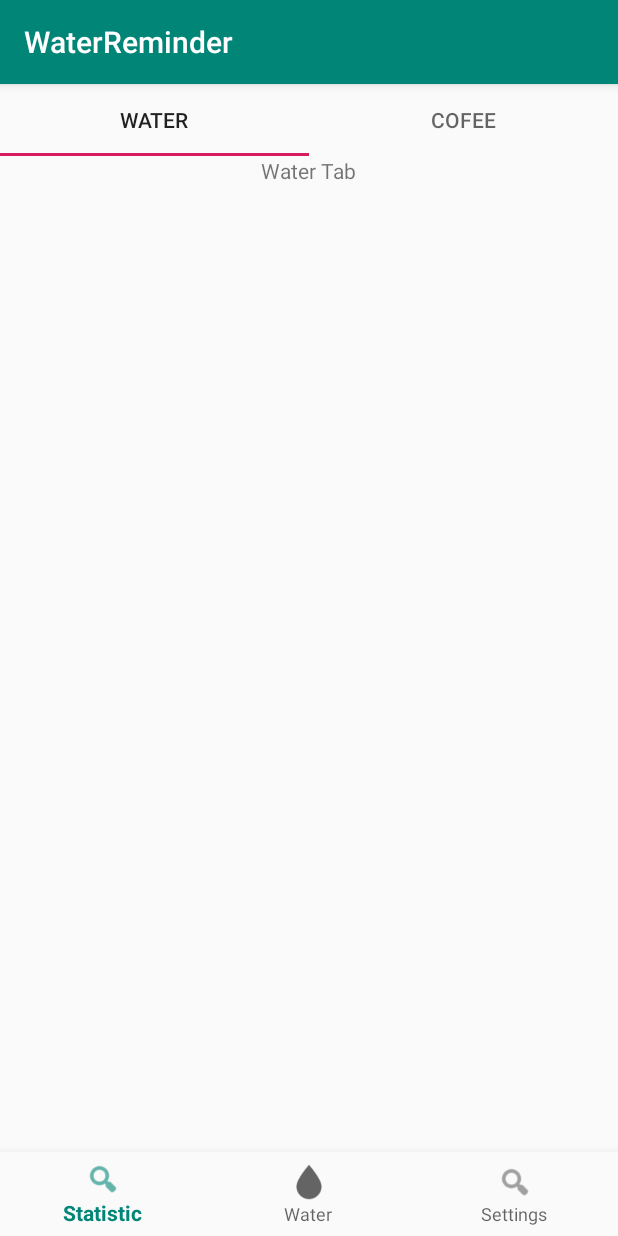
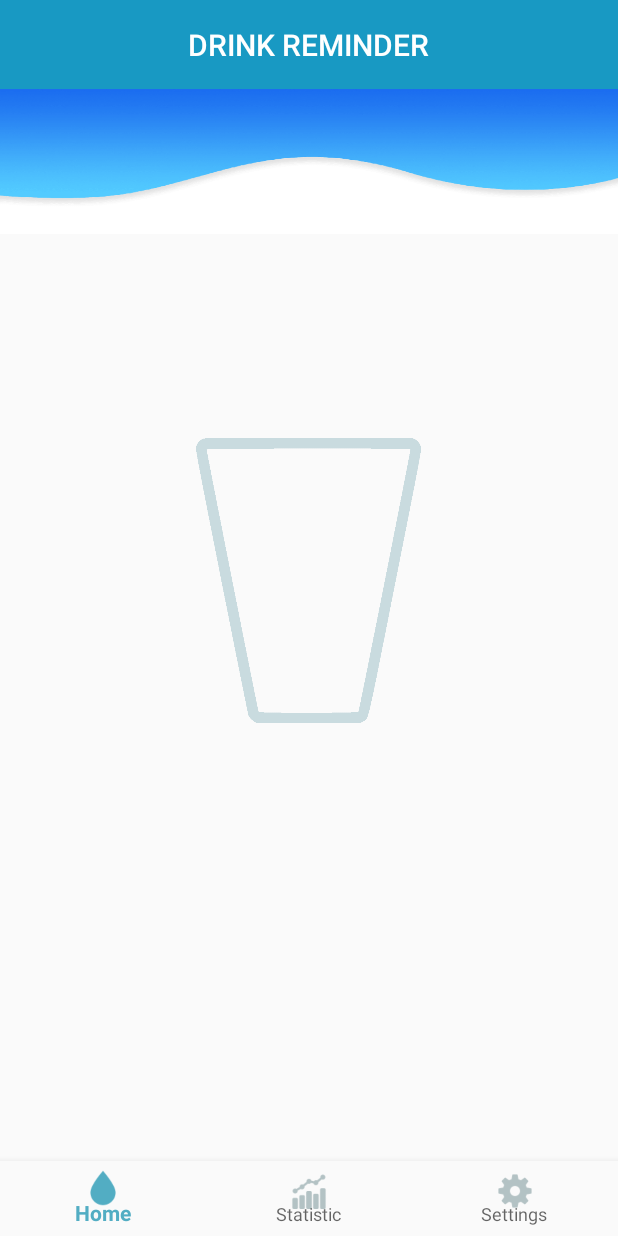
Before and after one commit to senasolmaz/WaterReminder, an Android app: the screen it shows after launch (MainActivity), on a phone screen of 412 x 824 dp. Run offline under Robolectric (Android 15) with nearby library versions, the phone set to English and light mode, and no system bars.

Commit message:
water fragment design

```diff
--- a/app/src/main/java/com/senas/waterreminder/Adapters/PageAdapter.kt
+++ /dev/null
@@ -1,38 +0,0 @@
-package com.senas.waterreminder.Adapters
-
-import androidx.fragment.app.Fragment
-import androidx.fragment.app.FragmentManager
-import androidx.fragment.app.FragmentPagerAdapter
-import com.senas.waterreminder.MainFragments.SettingsFragment
-import com.senas.waterreminder.MainFragments.StatisticFragment
-import com.senas.waterreminder.MainFragments.WaterFragment
-import com.senas.waterreminder.WaterFragments.TabCoffeeFragment
-import com.senas.waterreminder.WaterFragments.TabWaterFragment
-
-class PageAdapter(fragmentManager: FragmentManager): FragmentPagerAdapter(fragmentManager) {
-
-    override fun getItem(position: Int): Fragment {
-        return when (position) {
-            0 -> {
-                TabWaterFragment()
-            }
-
-            else -> {
-                return TabCoffeeFragment()
-            }
-        }
-    }
-
-    override fun getCount(): Int {
-        return 2
-    }
-
-    override fun getPageTitle(position: Int): CharSequence {
-        return when (position) {
-            0 -> "Water"
-            else -> {
-                return "Cofee"
-            }
-        }
-    }
-}
--- a/app/src/main/java/com/senas/waterreminder/MainFragments/WaterFragment.kt
+++ b/app/src/main/java/com/senas/waterreminder/MainFragments/WaterFragment.kt
@@ -5,10 +5,8 @@ import android.view.LayoutInflater
 import android.view.View
 import android.view.ViewGroup
 import androidx.fragment.app.Fragment
-import androidx.viewpager.widget.PagerAdapter
 import androidx.viewpager.widget.ViewPager
 import com.google.android.material.tabs.TabLayout
-import com.senas.waterreminder.Adapters.PageAdapter
 import com.senas.waterreminder.R
 
 class WaterFragment: Fragment() {
@@ -20,12 +18,7 @@ class WaterFragment: Fragment() {
                               savedInstanceState: Bundle?): View? {
         // Inflate the layout for this fragment
         val view: View = inflater.inflate(R.layout.fragment_water, container, false)
-        viewPager = view.findViewById(R.id.viewpager_main)
-        tabLayout = view.findViewById(R.id.tabs_main)
 
-        val fragmentAdapter = PageAdapter(childFragmentManager)
-        viewPager.adapter = fragmentAdapter
-        tabLayout.setupWithViewPager(viewPager)
 
         return view
     }
--- a/app/src/main/java/com/senas/waterreminder/WaterFragments/TabCoffeeFragment.kt
+++ /dev/null
@@ -1,18 +0,0 @@
-package com.senas.waterreminder.WaterFragments
-
-import android.os.Bundle
-import android.view.LayoutInflater
-import android.view.View
-import android.view.ViewGroup
-import androidx.fragment.app.Fragment
-import com.senas.waterreminder.R
-
-class TabCoffeeFragment: Fragment() {
-
-    override fun onCreateView(inflater: LayoutInflater, container: ViewGroup?,
-                              savedInstanceState: Bundle?): View? {
-        // Inflate the layout for this fragment
-        return inflater.inflate(R.layout.tab_fragment_coffee, container, false)
-    }
-
-}
--- a/app/src/main/java/com/senas/waterreminder/WaterFragments/TabWaterFragment.kt
+++ /dev/null
@@ -1,19 +0,0 @@
-package com.senas.waterreminder.WaterFragments
-
-import android.os.Bundle
-import android.view.LayoutInflater
-import android.view.View
-import android.view.ViewGroup
-import androidx.fragment.app.Fragment
-import com.senas.waterreminder.R
-
-class TabWaterFragment: Fragment() {
-
-
-    override fun onCreateView(inflater: LayoutInflater, container: ViewGroup?,
-                              savedInstanceState: Bundle?): View? {
-        // Inflate the layout for this fragment
-        return inflater.inflate(R.layout.tab_fragment_water, container, false)
-    }
-
-}
--- /dev/null
+++ b/app/src/main/res/drawable/bottom_navigation_selector.xml
@@ -0,0 +1,6 @@
+<?xml version="1.0" encoding="utf-8"?>
+<selector xmlns:android="http://schemas.android.com/apk/res/android">
+    <item android:color="#52adc3"
+        android:state_checked="true" />
+    <item android:color="#B3C2C4" />
+</selector>
--- a/app/src/main/res/layout/activity_main.xml
+++ b/app/src/main/res/layout/activity_main.xml
@@ -6,6 +6,7 @@
     android:layout_width="match_parent"
     android:layout_height="match_parent"
     android:orientation="vertical">
+
 
     <FrameLayout
         android:id="@+id/content"
@@ -17,8 +18,9 @@
     <com.google.android.material.bottomnavigation.BottomNavigationView
         android:id="@+id/navigation"
         android:layout_width="match_parent"
-        android:layout_height="wrap_content"
+        android:layout_height="50dp"
         android:layout_gravity="bottom"
+        app:itemIconTint="@drawable/bottom_navigation_selector"
         android:background="?android:attr/windowBackground"
         app:menu="@menu/navigation" />
 
--- a/app/src/main/res/layout/fragment_water.xml
+++ b/app/src/main/res/layout/fragment_water.xml
@@ -1,21 +1,49 @@
 <?xml version="1.0" encoding="utf-8"?>
-<androidx.constraintlayout.widget.ConstraintLayout xmlns:android="http://schemas.android.com/apk/res/android"
+<RelativeLayout xmlns:android="http://schemas.android.com/apk/res/android"
     xmlns:app="http://schemas.android.com/apk/res-auto"
     xmlns:tools="http://schemas.android.com/tools"
     android:layout_width="match_parent"
     android:layout_height="match_parent">
 
-    <com.google.android.material.tabs.TabLayout
-        android:id="@+id/tabs_main"
+    <ImageView
+        android:layout_width="match_parent"
+        android:layout_height="100dp"
+        android:background="@drawable/blue_wave"
+        android:layout_below="@+id/titleBox"
+        android:layout_marginTop="-3dp"
+        android:layout_centerHorizontal="true"
+        />
+
+    <RelativeLayout
         android:layout_width="match_parent"
         android:layout_height="wrap_content"
-        app:tabMode="fixed"
-        tools:ignore="MissingConstraints" />
+        android:background="@color/colorPrimary"
+        android:paddingTop="16dp"
+        android:paddingBottom="16dp"
+        android:id="@+id/titleBox">
 
-    <androidx.viewpager.widget.ViewPager
-        android:id="@+id/viewpager_main"
-        android:layout_width="match_parent"
-        android:layout_height="wrap_content"
-        app:layout_constraintTop_toBottomOf="@+id/tabs_main"/>
+        <TextView
+            android:layout_width="wrap_content"
+            android:layout_height="wrap_content"
+            android:text="Drink Reminder"
+            android:textAllCaps="true"
+            android:layout_centerHorizontal="true"
+            android:fontFamily="sans-serif-medium"
+            android:textSize="20dp"
+            android:textColor="@color/white"
+            android:id="@+id/titleTxt"/>
 
-</androidx.constraintlayout.widget.ConstraintLayout>
+    </RelativeLayout>
+
+
+    <ImageView
+        android:layout_width="150dp"
+        android:layout_height="190dp"
+        android:background="@drawable/glass"
+        android:layout_centerVertical="true"
+        android:layout_centerHorizontal="true"
+        android:layout_marginTop="20dp"
+        android:backgroundTint="@color/grayBlue"/>
+
+
+</RelativeLayout>
--- a/app/src/main/res/layout/tab_fragment_coffee.xml
+++ /dev/null
@@ -1,12 +0,0 @@
-<?xml version="1.0" encoding="utf-8"?>
-<LinearLayout xmlns:android="http://schemas.android.com/apk/res/android"
-    android:layout_width="match_parent"
-    android:layout_height="match_parent"
-    android:orientation="vertical">
-
-    <TextView
-        android:layout_width="wrap_content"
-        android:layout_gravity="center"
-        android:layout_height="wrap_content"
-        android:text="Cofee Tab" />
-</LinearLayout>
--- a/app/src/main/res/layout/tab_fragment_water.xml
+++ /dev/null
@@ -1,12 +0,0 @@
-<?xml version="1.0" encoding="utf-8"?>
-<LinearLayout xmlns:android="http://schemas.android.com/apk/res/android"
-    android:layout_width="match_parent"
-    android:layout_height="match_parent"
-    android:orientation="vertical">
-
-    <TextView
-        android:layout_width="wrap_content"
-        android:layout_gravity="center"
-        android:layout_height="wrap_content"
-        android:text="Water Tab" />
-</LinearLayout>
--- a/app/src/main/res/menu/navigation.xml
+++ b/app/src/main/res/menu/navigation.xml
@@ -1,17 +1,17 @@
 <?xml version="1.0" encoding="utf-8"?>
 <menu xmlns:android="http://schemas.android.com/apk/res/android">
-
-    <item
-        android:id="@+id/statistic"
-        android:icon="@android:drawable/ic_menu_search"
-        android:title="Statistic" />
     <item
         android:id="@+id/water"
         android:icon="@drawable/water"
-        android:title="Water" />
+        android:title="Home" />
+    <item
+        android:id="@+id/statistic"
+        android:icon="@drawable/statistics"
+        android:title="Statistic" />
+
     <item
         android:id="@+id/settings"
-        android:icon="@android:drawable/ic_menu_search"
+        android:icon="@drawable/setting"
         android:title="Settings" />
 
 </menu>
--- a/app/src/main/res/values/colors.xml
+++ b/app/src/main/res/values/colors.xml
@@ -1,6 +1,8 @@
 <?xml version="1.0" encoding="utf-8"?>
 <resources>
-    <color name="colorPrimary">#008577</color>
-    <color name="colorPrimaryDark">#00574B</color>
-    <color name="colorAccent">#D81B60</color>
+    <color name="colorPrimary">#1899c3</color>
+    <color name="colorPrimaryDark">#1899c3</color>
+    <color name="colorAccent">#faa023</color>
+    <color name="white">#ffffff</color>
+    <color name="grayBlue">#c9dbdf</color>
 </resources>
--- a/app/src/main/res/values/styles.xml
+++ b/app/src/main/res/values/styles.xml
@@ -1,10 +1,10 @@
 <resources>
 
     <!-- Base application theme. -->
-    <style name="AppTheme" parent="Theme.AppCompat.Light.DarkActionBar">
+    <style name="AppTheme" parent="Theme.AppCompat.Light.NoActionBar">
         <!-- Customize your theme here. -->
-        <item name="colorPrimary">@color/colorPrimary</item>
-        <item name="colorPrimaryDark">@color/colorPrimaryDark</item>
+        <item name="colorPrimary">#52adc3</item>
+        <item name="colorPrimaryDark">#52adc3</item>
         <item name="colorAccent">@color/colorAccent</item>
     </style>
 
```
Also changed, not shown: app/src/main/res/drawable/blue_wave.png (added), app/src/main/res/drawable/glass.png (added), app/src/main/res/drawable/setting.png (added), app/src/main/res/drawable/statistics.png (added).
